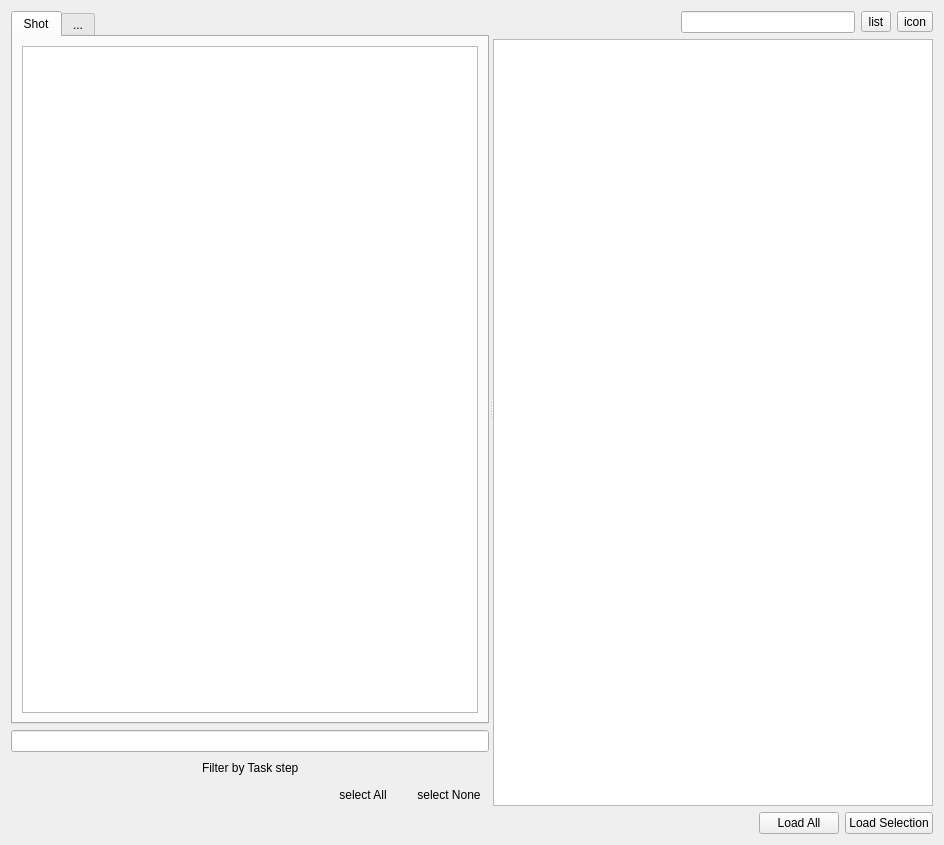
Before: the Qt Designer form resources/my_dialog.ui in DiLinTian/tk-cfaloader, drawn with Qt 5.
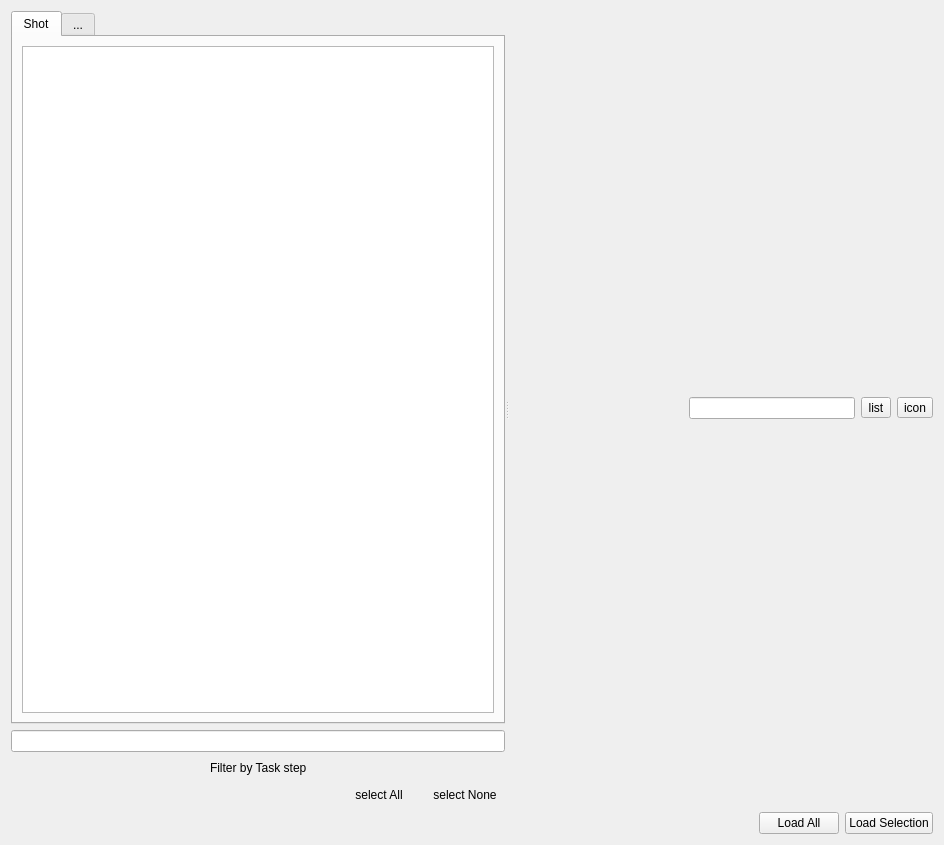
After: the same form once the commit is applied.

Patch:
```diff
--- a/resources/my_dialog.ui
+++ b/resources/my_dialog.ui
@@ -219,16 +219,6 @@
          </item>
         </layout>
        </item>
-       <item>
-        <widget class="QListWidget" name="asset_view">
-         <property name="minimumSize">
-          <size>
-           <width>0</width>
-           <height>0</height>
-          </size>
-         </property>
-        </widget>
-       </item>
       </layout>
      </widget>
     </widget>
```
Left out of the diff: 2 changed lines with no effect on the pictures.
